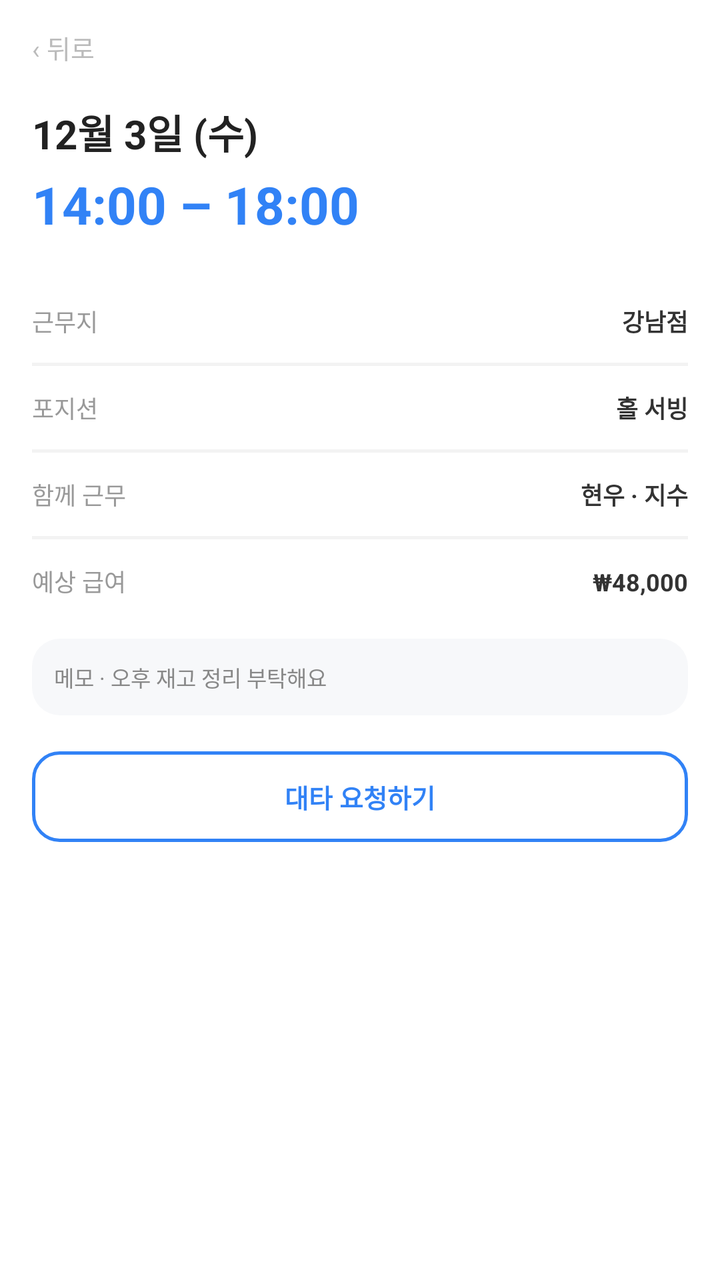
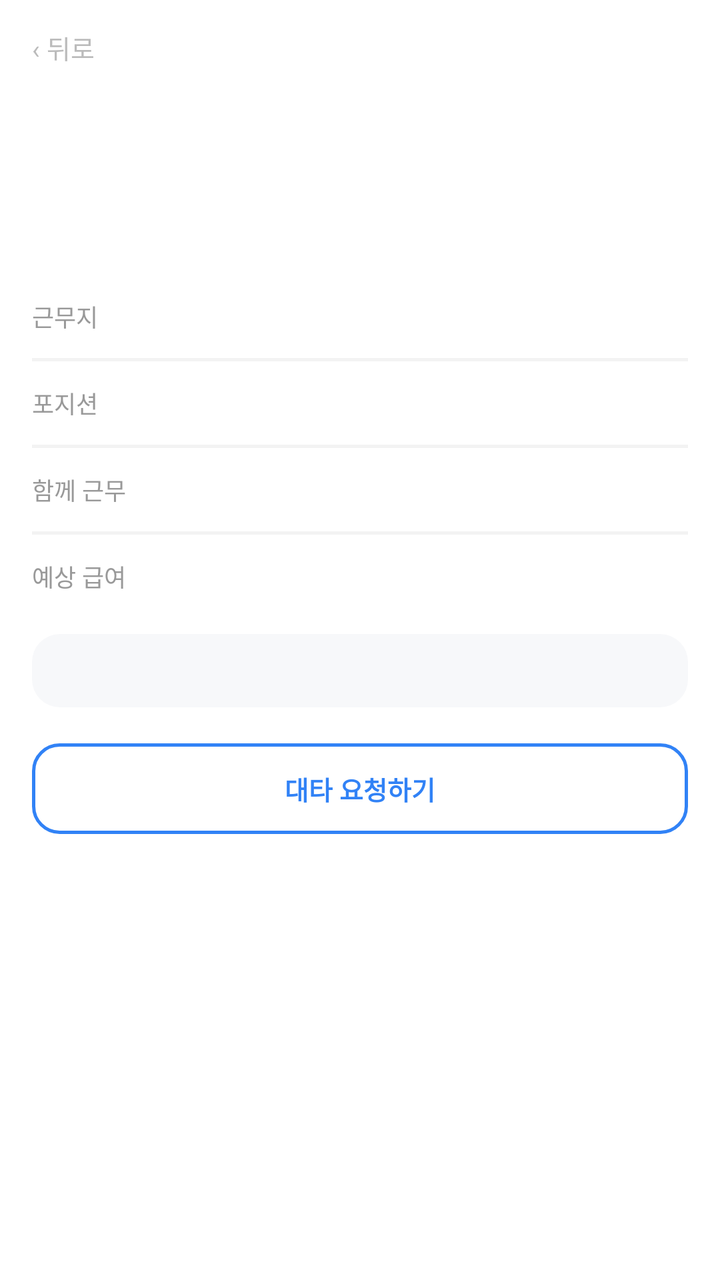

Screens rendered from an Android XML layout before and after an edit, with the pre-edit source and the edit as a unified diff.
<!-- AndroidManifest.xml: application theme Theme.PTManagerEmployee -->
<!-- res/layout/activity_shift_detail.xml -->
<?xml version="1.0" encoding="utf-8"?>
<ScrollView xmlns:android="http://schemas.android.com/apk/res/android"
    android:id="@+id/shift_root"
    android:layout_width="match_parent"
    android:layout_height="match_parent"
    android:background="@color/white"
    android:fillViewport="true">

    <LinearLayout
        android:layout_width="match_parent"
        android:layout_height="wrap_content"
        android:orientation="vertical"
        android:paddingHorizontal="16dp"
        android:paddingBottom="28dp">

        <TextView
            android:id="@+id/btn_back"
            android:layout_width="wrap_content"
            android:layout_height="wrap_content"
            android:text="‹ 뒤로"
            android:textColor="@color/text_hint"
            android:textSize="13sp"
            android:paddingVertical="14dp"
            android:paddingEnd="14dp"
            android:background="?attr/selectableItemBackground" />

        <TextView
            android:id="@+id/tv_date"
            android:layout_width="wrap_content"
            android:layout_height="wrap_content"
            android:layout_marginTop="4dp"
            android:text="12월 3일 (수)"
            android:textColor="@color/text_primary"
            android:textSize="20sp"
            android:textStyle="bold" />

        <TextView
            android:id="@+id/tv_time"
            android:layout_width="wrap_content"
            android:layout_height="wrap_content"
            android:layout_marginTop="4dp"
            android:text="14:00 – 18:00"
            android:textColor="@color/brand_blue"
            android:textSize="26sp"
            android:textStyle="bold" />

        
        <LinearLayout
            android:layout_width="match_parent"
            android:layout_height="wrap_content"
            android:layout_marginTop="20dp"
            android:orientation="vertical">

            <LinearLayout style="@style/DetailRow">
                <TextView style="@style/DetailKey" android:text="근무지" />
                <TextView style="@style/DetailVal" android:text="강남점" />
            </LinearLayout>

            <View style="@style/DetailDivider" />

            <LinearLayout style="@style/DetailRow">
                <TextView style="@style/DetailKey" android:text="포지션" />
                <TextView style="@style/DetailVal" android:text="홀 서빙" />
            </LinearLayout>

            <View style="@style/DetailDivider" />

            <LinearLayout style="@style/DetailRow">
                <TextView style="@style/DetailKey" android:text="함께 근무" />
                <TextView style="@style/DetailVal" android:text="현우 · 지수" />
            </LinearLayout>

            <View style="@style/DetailDivider" />

            <LinearLayout style="@style/DetailRow">
                <TextView style="@style/DetailKey" android:text="예상 급여" />
                <TextView style="@style/DetailVal" android:text="₩48,000" />
            </LinearLayout>
        </LinearLayout>

        <TextView
            android:layout_width="match_parent"
            android:layout_height="wrap_content"
            android:layout_marginTop="8dp"
            android:background="@drawable/bg_soft_gray"
            android:text="메모 · 오후 재고 정리 부탁해요"
            android:textColor="@color/text_secondary"
            android:textSize="11sp"
            android:padding="11dp" />

        <TextView
            android:id="@+id/btn_sub_request"
            android:layout_width="match_parent"
            android:layout_height="wrap_content"
            android:layout_marginTop="18dp"
            android:background="@drawable/bg_btn_outline"
            android:text="대타 요청하기"
            android:textColor="@color/brand_blue"
            android:textSize="13sp"
            android:textStyle="bold"
            android:gravity="center"
            android:paddingVertical="13dp"
            android:foreground="?attr/selectableItemBackground" />
    </LinearLayout>
</ScrollView>
<!-- resources referenced by this layout -->
<resources>
  <color name="brand_blue">#3182F6</color>
  <color name="text_hint">#BBBBBB</color>
  <color name="text_primary">#222222</color>
  <color name="text_secondary">#888888</color>
  <color name="white">#FFFFFFFF</color>
  <!-- drawable bg_btn_outline (drawable) -->
  <?xml version="1.0" encoding="utf-8"?>
  <shape xmlns:android="http://schemas.android.com/apk/res/android" android:shape="rectangle">
      <solid android:color="@color/white" />
      <corners android:radius="13dp" />
      <stroke android:width="1.5dp" android:color="@color/brand_blue" />
  </shape>
  <!-- drawable bg_soft_gray (drawable) -->
  <?xml version="1.0" encoding="utf-8"?>
  <shape xmlns:android="http://schemas.android.com/apk/res/android" android:shape="rectangle">
      <solid android:color="@color/surface_gray" />
      <corners android:radius="14dp" />
  </shape>
  <style name="DetailDivider">
          <item name="android:layout_width">match_parent</item>
          <item name="android:layout_height">1.5dp</item>
          <item name="android:background">#F3F3F3</item>
      </style>
  <style name="DetailKey">
          <item name="android:layout_width">0dp</item>
          <item name="android:layout_height">wrap_content</item>
          <item name="android:layout_weight">1</item>
          <item name="android:textColor">@color/text_tertiary</item>
          <item name="android:textSize">12sp</item>
      </style>
  <style name="DetailRow">
          <item name="android:layout_width">match_parent</item>
          <item name="android:layout_height">wrap_content</item>
          <item name="android:orientation">horizontal</item>
          <item name="android:paddingVertical">12dp</item>
      </style>
  <style name="DetailVal">
          <item name="android:layout_width">wrap_content</item>
          <item name="android:layout_height">wrap_content</item>
          <item name="android:textColor">#333333</item>
          <item name="android:textSize">12sp</item>
          <item name="android:textStyle">bold</item>
      </style>
  <style name="Theme.PTManagerEmployee" parent="Base.Theme.PTManagerEmployee" />
  <color name="surface_gray">#F7F8FA</color>
  <color name="text_tertiary">#999999</color>
  <style name="Base.Theme.PTManagerEmployee" parent="Theme.Material3.Light.NoActionBar">
          <item name="colorPrimary">@color/brand_blue</item>
          <item name="colorOnPrimary">@color/white</item>
          <item name="colorSurface">@color/white</item>
          <item name="colorOnSurface">@color/text_primary</item>
          <item name="android:colorBackground">@color/white</item>
          <item name="android:statusBarColor">@color/white</item>
          <item name="android:navigationBarColor">@color/white</item>
          <item name="android:windowLightStatusBar">true</item>
          <item name="android:windowLightNavigationBar" tools:targetApi="o_mr1">true</item>
      </style>
</resources>

<!-- the commit's change to res/layout/activity_shift_detail.xml (unified diff, before → after) -->
@@ -29,7 +29,7 @@
             android:layout_width="wrap_content"
             android:layout_height="wrap_content"
             android:layout_marginTop="4dp"
-            android:text="12월 3일 (수)"
+            android:text=""
             android:textColor="@color/text_primary"
             android:textSize="20sp"
             android:textStyle="bold" />
@@ -39,7 +39,7 @@
             android:layout_width="wrap_content"
             android:layout_height="wrap_content"
             android:layout_marginTop="4dp"
-            android:text="14:00 – 18:00"
+            android:text=""
             android:textColor="@color/brand_blue"
             android:textSize="26sp"
             android:textStyle="bold" />
@@ -53,28 +53,28 @@
 
             <LinearLayout style="@style/DetailRow">
                 <TextView style="@style/DetailKey" android:text="근무지" />
-                <TextView style="@style/DetailVal" android:text="강남점" />
+                <TextView style="@style/DetailVal" android:text="" />
             </LinearLayout>
 
             <View style="@style/DetailDivider" />
 
             <LinearLayout style="@style/DetailRow">
                 <TextView style="@style/DetailKey" android:text="포지션" />
-                <TextView style="@style/DetailVal" android:text="홀 서빙" />
+                <TextView style="@style/DetailVal" android:text="" />
             </LinearLayout>
 
             <View style="@style/DetailDivider" />
 
             <LinearLayout style="@style/DetailRow">
                 <TextView style="@style/DetailKey" android:text="함께 근무" />
-                <TextView style="@style/DetailVal" android:text="현우 · 지수" />
+                <TextView style="@style/DetailVal" android:text="" />
             </LinearLayout>
 
             <View style="@style/DetailDivider" />
 
             <LinearLayout style="@style/DetailRow">
                 <TextView style="@style/DetailKey" android:text="예상 급여" />
-                <TextView style="@style/DetailVal" android:text="₩48,000" />
+                <TextView style="@style/DetailVal" android:text="" />
             </LinearLayout>
         </LinearLayout>
 
@@ -83,7 +83,7 @@
             android:layout_height="wrap_content"
             android:layout_marginTop="8dp"
             android:background="@drawable/bg_soft_gray"
-            android:text="메모 · 오후 재고 정리 부탁해요"
+            android:text=""
             android:textColor="@color/text_secondary"
             android:textSize="11sp"
             android:padding="11dp" />
